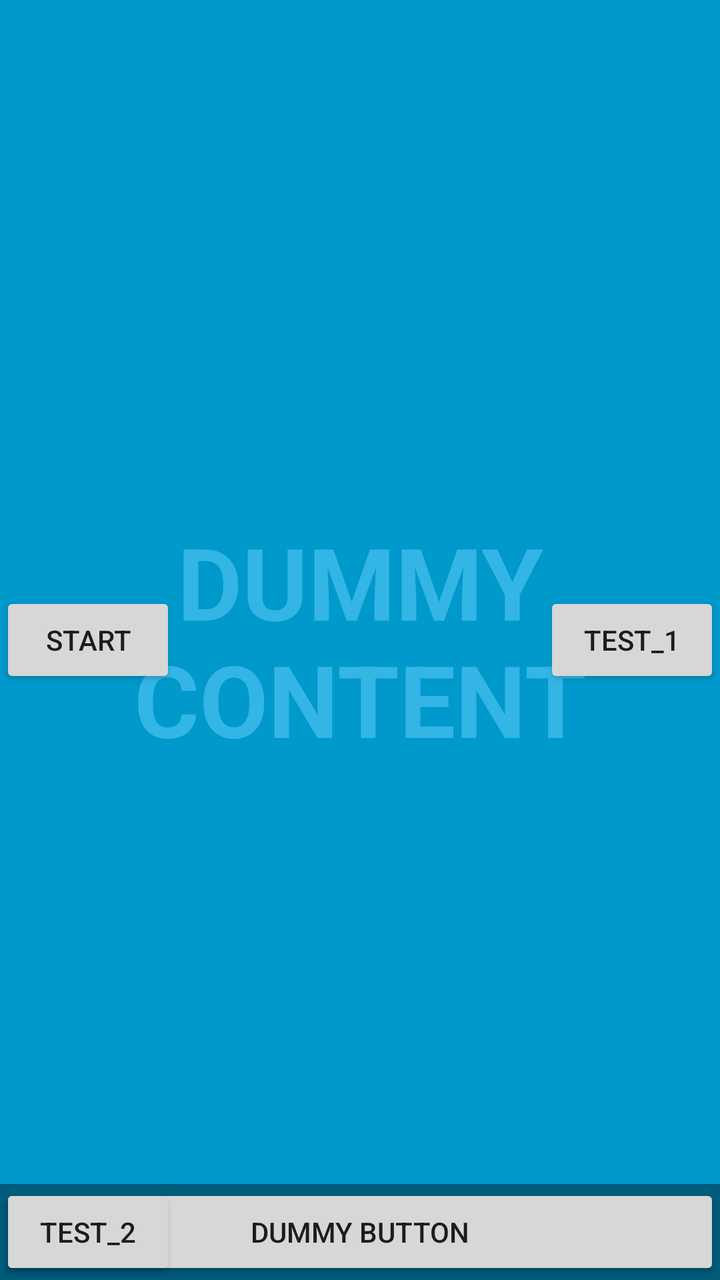
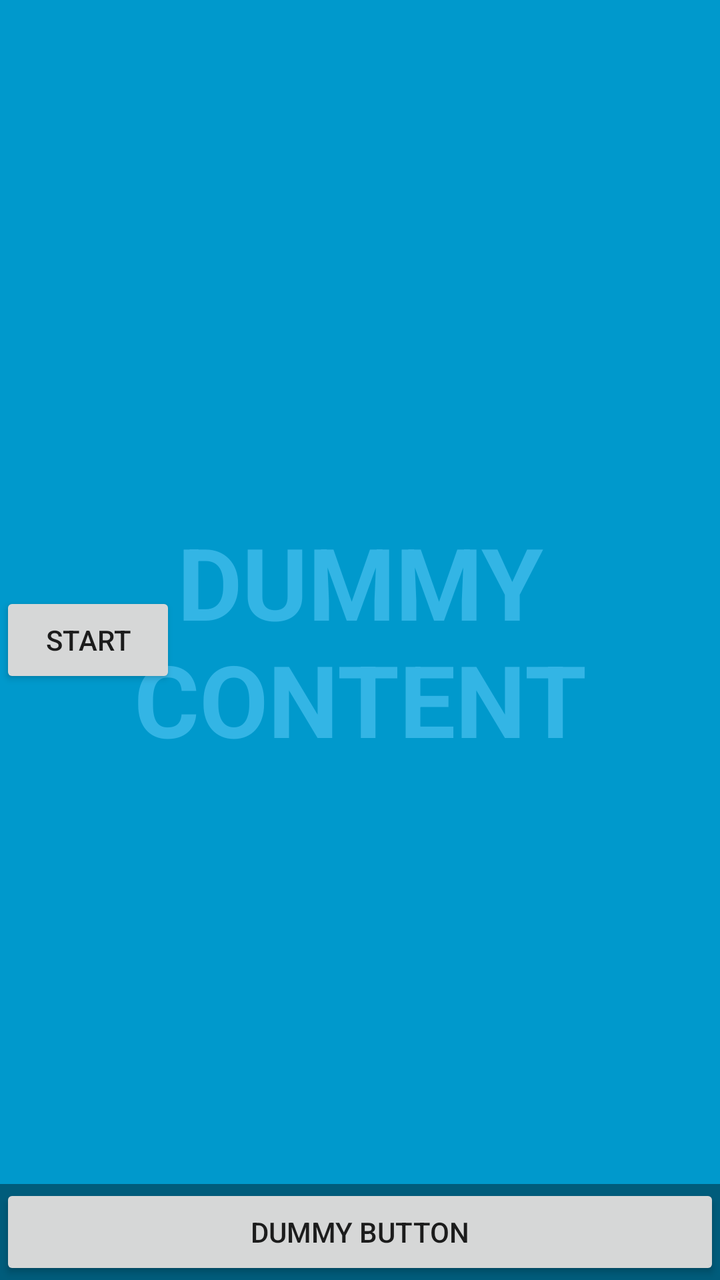

Two renders of the same Android screen: before a commit and after it. Below are the layout's source before the change and the commit's diff.
<!-- AndroidManifest.xml: application theme AppTheme -->
<!-- res/layout/activity_configure_com.xml -->
<FrameLayout xmlns:android="http://schemas.android.com/apk/res/android"
    xmlns:tools="http://schemas.android.com/tools"
    android:layout_width="match_parent"
    android:layout_height="match_parent"
    android:background="#0099cc"
    tools:context="com.socaciu.michael.mycomunicator.ConfigureCom">

    
    <TextView
        android:id="@+id/fullscreen_content"
        android:layout_width="match_parent"
        android:layout_height="match_parent"
        android:gravity="center"
        android:keepScreenOn="true"
        android:text="@string/dummy_content"
        android:textColor="#33b5e5"
        android:textSize="50sp"
        android:textStyle="bold" />

    
    <FrameLayout
        android:layout_width="match_parent"
        android:layout_height="match_parent"
        android:fitsSystemWindows="true">

        <LinearLayout
            android:id="@+id/fullscreen_content_controls"
            style="?metaButtonBarStyle"
            android:layout_width="match_parent"
            android:layout_height="wrap_content"
            android:layout_gravity="bottom|center_horizontal"
            android:background="@color/black_overlay"
            android:orientation="horizontal"
            tools:ignore="UselessParent">

            <Button
                android:id="@+id/dummy_button"
                style="?metaButtonBarButtonStyle"
                android:layout_width="0dp"
                android:layout_height="wrap_content"
                android:layout_weight="1"
                android:text="@string/dummy_button" />

        </LinearLayout>

        <Button
            android:layout_width="wrap_content"
            android:layout_height="wrap_content"
            android:text="START"
            android:id="@+id/start_button"
            android:layout_gravity="left|center_vertical" />

        <Button
            android:layout_width="wrap_content"
            android:layout_height="wrap_content"
            android:text="TEST_1"
            android:id="@+id/test1_button"
            android:layout_gravity="right|center_vertical" />

        <Button
            android:layout_width="wrap_content"
            android:layout_height="wrap_content"
            android:text="TEST_2"
            android:id="@+id/test2_button"
            android:layout_gravity="bottom" />

    </FrameLayout>

</FrameLayout>
<!-- resources referenced by this layout -->
<resources>
  <color name="black_overlay">#66000000</color>
  <string name="dummy_button">Dummy Button</string>
  <string name="dummy_content">DUMMY\nCONTENT</string>
  <style name="AppTheme" parent="Theme.AppCompat.Light.DarkActionBar">
          
          <item name="colorPrimary">@color/colorPrimary</item>
          <item name="colorPrimaryDark">@color/colorPrimaryDark</item>
          <item name="colorAccent">@color/colorAccent</item>
      </style>
  <color name="colorPrimary">#3F51B5</color>
  <color name="colorPrimaryDark">#303F9F</color>
  <color name="colorAccent">#FF4081</color>
</resources>

<!-- the commit's change to res/layout/activity_configure_com.xml (unified diff, before → after) -->
@@ -50,20 +50,6 @@
             android:id="@+id/start_button"
             android:layout_gravity="left|center_vertical" />
 
-        <Button
-            android:layout_width="wrap_content"
-            android:layout_height="wrap_content"
-            android:text="TEST_1"
-            android:id="@+id/test1_button"
-            android:layout_gravity="right|center_vertical" />
-
-        <Button
-            android:layout_width="wrap_content"
-            android:layout_height="wrap_content"
-            android:text="TEST_2"
-            android:id="@+id/test2_button"
-            android:layout_gravity="bottom" />
-
     </FrameLayout>
 
 </FrameLayout>
